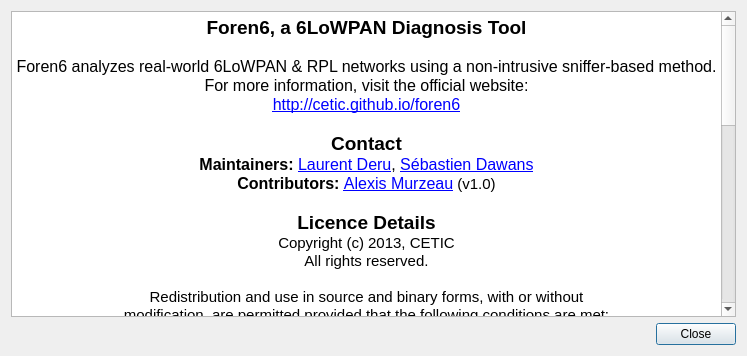
Old version of the form About.ui in the repository cetic/foren6-gui-qt.
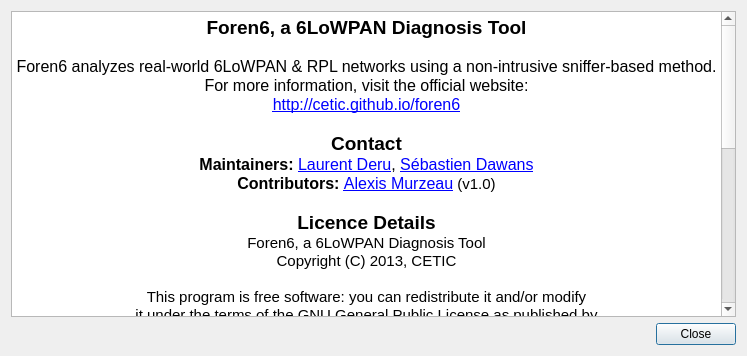
New version of the form.

Commit message: Adapt Licence in About Dialog

The edit to the form file:
```diff
--- a/About.ui
+++ b/About.ui
@@ -73,30 +73,21 @@
 &lt;p align=&quot;center&quot; style=&quot; margin-top:0px; margin-bottom:0px; margin-left:0px; margin-right:0px; -qt-block-indent:0; text-indent:0px;&quot;&gt;&lt;span style=&quot; font-size:12pt; font-weight:600;&quot;&gt;Contributors: &lt;/span&gt;&lt;a href=&quot;mailto:amurzeau@gmail.com?subject=Foren6 inquiry - &quot;&gt;&lt;span style=&quot; font-size:12pt; text-decoration: underline; color:#0000ff;&quot;&gt;Alexis Murzeau&lt;/span&gt;&lt;/a&gt; (v1.0)&lt;/p&gt;
 &lt;p style=&quot;-qt-paragraph-type:empty; margin-top:0px; margin-bottom:0px; margin-left:0px; margin-right:0px; -qt-block-indent:0; text-indent:0px;&quot;&gt;&lt;br /&gt;&lt;/p&gt;
 &lt;p align=&quot;center&quot; style=&quot; margin-top:0px; margin-bottom:0px; margin-left:0px; margin-right:0px; -qt-block-indent:0; text-indent:0px;&quot;&gt;&lt;span style=&quot; font-size:14pt; font-weight:600;&quot;&gt;Licence Details&lt;/span&gt;&lt;/p&gt;
-&lt;p align=&quot;center&quot; style=&quot; margin-top:0px; margin-bottom:0px; margin-left:0px; margin-right:0px; -qt-block-indent:0; text-indent:0px;&quot;&gt;Copyright (c) 2013, CETIC&lt;/p&gt;
-&lt;p align=&quot;center&quot; style=&quot; margin-top:0px; margin-bottom:0px; margin-left:0px; margin-right:0px; -qt-block-indent:0; text-indent:0px;&quot;&gt;All rights reserved.&lt;/p&gt;
-&lt;p style=&quot;-qt-paragraph-type:empty; margin-top:0px; margin-bottom:0px; margin-left:0px; margin-right:0px; -qt-block-indent:0; text-indent:0px;&quot;&gt;&lt;br /&gt;&lt;/p&gt;
-&lt;p align=&quot;center&quot; style=&quot; margin-top:0px; margin-bottom:0px; margin-left:0px; margin-right:0px; -qt-block-indent:0; text-indent:0px;&quot;&gt;Redistribution and use in source and binary forms, with or without&lt;/p&gt;
-&lt;p align=&quot;center&quot; style=&quot; margin-top:0px; margin-bottom:0px; margin-left:0px; margin-right:0px; -qt-block-indent:0; text-indent:0px;&quot;&gt;modification, are permitted provided that the following conditions are met:&lt;/p&gt;
-&lt;p align=&quot;center&quot; style=&quot; margin-top:0px; margin-bottom:0px; margin-left:0px; margin-right:0px; -qt-block-indent:0; text-indent:0px;&quot;&gt;    1. Redistributions of source code must retain the above copyright&lt;/p&gt;
-&lt;p align=&quot;center&quot; style=&quot; margin-top:0px; margin-bottom:0px; margin-left:0px; margin-right:0px; -qt-block-indent:0; text-indent:0px;&quot;&gt;      notice, this list of conditions and the following disclaimer.&lt;/p&gt;
-&lt;p align=&quot;center&quot; style=&quot; margin-top:0px; margin-bottom:0px; margin-left:0px; margin-right:0px; -qt-block-indent:0; text-indent:0px;&quot;&gt;    2. Redistributions in binary form must reproduce the above copyright&lt;/p&gt;
-&lt;p align=&quot;center&quot; style=&quot; margin-top:0px; margin-bottom:0px; margin-left:0px; margin-right:0px; -qt-block-indent:0; text-indent:0px;&quot;&gt;      notice, this list of conditions and the following disclaimer in the&lt;/p&gt;
-&lt;p align=&quot;center&quot; style=&quot; margin-top:0px; margin-bottom:0px; margin-left:0px; margin-right:0px; -qt-block-indent:0; text-indent:0px;&quot;&gt;      documentation and/or other materials provided with the distribution.&lt;/p&gt;
-&lt;p align=&quot;center&quot; style=&quot; margin-top:0px; margin-bottom:0px; margin-left:0px; margin-right:0px; -qt-block-indent:0; text-indent:0px;&quot;&gt;    3. Neither the name of the authors nor the&lt;/p&gt;
-&lt;p align=&quot;center&quot; style=&quot; margin-top:0px; margin-bottom:0px; margin-left:0px; margin-right:0px; -qt-block-indent:0; text-indent:0px;&quot;&gt;      names of its contributors may be used to endorse or promote products&lt;/p&gt;
-&lt;p align=&quot;center&quot; style=&quot; margin-top:0px; margin-bottom:0px; margin-left:0px; margin-right:0px; -qt-block-indent:0; text-indent:0px;&quot;&gt;      derived from this software without specific prior written permission.&lt;/p&gt;
+&lt;p align=&quot;center&quot; style=&quot; margin-top:0px; margin-bottom:0px; margin-left:0px; margin-right:0px; -qt-block-indent:0; text-indent:0px;&quot;&gt;Foren6, a 6LoWPAN Diagnosis Tool&lt;/p&gt;
+&lt;p align=&quot;center&quot; style=&quot; margin-top:0px; margin-bottom:0px; margin-left:0px; margin-right:0px; -qt-block-indent:0; text-indent:0px;&quot;&gt;Copyright (C) 2013, CETIC&lt;/p&gt;
 &lt;p align=&quot;center&quot; style=&quot;-qt-paragraph-type:empty; margin-top:0px; margin-bottom:0px; margin-left:0px; margin-right:0px; -qt-block-indent:0; text-indent:0px;&quot;&gt;&lt;br /&gt;&lt;/p&gt;
-&lt;p align=&quot;center&quot; style=&quot; margin-top:0px; margin-bottom:0px; margin-left:0px; margin-right:0px; -qt-block-indent:0; text-indent:0px;&quot;&gt;THIS SOFTWARE IS PROVIDED BY THE COPYRIGHT HOLDERS AND CONTRIBUTORS &amp;quot;AS IS&amp;quot; AND&lt;/p&gt;
-&lt;p align=&quot;center&quot; style=&quot; margin-top:0px; margin-bottom:0px; margin-left:0px; margin-right:0px; -qt-block-indent:0; text-indent:0px;&quot;&gt;ANY EXPRESS OR IMPLIED WARRANTIES, INCLUDING, BUT NOT LIMITED TO, THE IMPLIED&lt;/p&gt;
-&lt;p align=&quot;center&quot; style=&quot; margin-top:0px; margin-bottom:0px; margin-left:0px; margin-right:0px; -qt-block-indent:0; text-indent:0px;&quot;&gt;WARRANTIES OF MERCHANTABILITY AND FITNESS FOR A PARTICULAR PURPOSE ARE&lt;/p&gt;
-&lt;p align=&quot;center&quot; style=&quot; margin-top:0px; margin-bottom:0px; margin-left:0px; margin-right:0px; -qt-block-indent:0; text-indent:0px;&quot;&gt;DISCLAIMED. IN NO EVENT SHALL THE AUTHORS BE LIABLE FOR ANY&lt;/p&gt;
-&lt;p align=&quot;center&quot; style=&quot; margin-top:0px; margin-bottom:0px; margin-left:0px; margin-right:0px; -qt-block-indent:0; text-indent:0px;&quot;&gt;DIRECT, INDIRECT, INCIDENTAL, SPECIAL, EXEMPLARY, OR CONSEQUENTIAL DAMAGES&lt;/p&gt;
-&lt;p align=&quot;center&quot; style=&quot; margin-top:0px; margin-bottom:0px; margin-left:0px; margin-right:0px; -qt-block-indent:0; text-indent:0px;&quot;&gt;(INCLUDING, BUT NOT LIMITED TO, PROCUREMENT OF SUBSTITUTE GOODS OR SERVICES;&lt;/p&gt;
-&lt;p align=&quot;center&quot; style=&quot; margin-top:0px; margin-bottom:0px; margin-left:0px; margin-right:0px; -qt-block-indent:0; text-indent:0px;&quot;&gt;LOSS OF USE, DATA, OR PROFITS; OR BUSINESS INTERRUPTION) HOWEVER CAUSED AND&lt;/p&gt;
-&lt;p align=&quot;center&quot; style=&quot; margin-top:0px; margin-bottom:0px; margin-left:0px; margin-right:0px; -qt-block-indent:0; text-indent:0px;&quot;&gt;ON ANY THEORY OF LIABILITY, WHETHER IN CONTRACT, STRICT LIABILITY, OR TORT&lt;/p&gt;
-&lt;p align=&quot;center&quot; style=&quot; margin-top:0px; margin-bottom:0px; margin-left:0px; margin-right:0px; -qt-block-indent:0; text-indent:0px;&quot;&gt;(INCLUDING NEGLIGENCE OR OTHERWISE) ARISING IN ANY WAY OUT OF THE USE OF THIS&lt;/p&gt;
-&lt;p align=&quot;center&quot; style=&quot; margin-top:0px; margin-bottom:0px; margin-left:0px; margin-right:0px; -qt-block-indent:0; text-indent:0px;&quot;&gt;SOFTWARE, EVEN IF ADVISED OF THE POSSIBILITY OF SUCH DAMAGE.&lt;/p&gt;
+&lt;p align=&quot;center&quot; style=&quot; margin-top:0px; margin-bottom:0px; margin-left:0px; margin-right:0px; -qt-block-indent:0; text-indent:0px;&quot;&gt;This program is free software: you can redistribute it and/or modify&lt;/p&gt;
+&lt;p align=&quot;center&quot; style=&quot; margin-top:0px; margin-bottom:0px; margin-left:0px; margin-right:0px; -qt-block-indent:0; text-indent:0px;&quot;&gt;it under the terms of the GNU General Public License as published by&lt;/p&gt;
+&lt;p align=&quot;center&quot; style=&quot; margin-top:0px; margin-bottom:0px; margin-left:0px; margin-right:0px; -qt-block-indent:0; text-indent:0px;&quot;&gt;the Free Software Foundation, either version 3 of the License, or&lt;/p&gt;
+&lt;p align=&quot;center&quot; style=&quot; margin-top:0px; margin-bottom:0px; margin-left:0px; margin-right:0px; -qt-block-indent:0; text-indent:0px;&quot;&gt;(at your option) any later version.&lt;/p&gt;
+&lt;p align=&quot;center&quot; style=&quot;-qt-paragraph-type:empty; margin-top:0px; margin-bottom:0px; margin-left:0px; margin-right:0px; -qt-block-indent:0; text-indent:0px;&quot;&gt;&lt;br /&gt;&lt;/p&gt;
+&lt;p align=&quot;center&quot; style=&quot; margin-top:0px; margin-bottom:0px; margin-left:0px; margin-right:0px; -qt-block-indent:0; text-indent:0px;&quot;&gt;This program is distributed in the hope that it will be useful,&lt;/p&gt;
+&lt;p align=&quot;center&quot; style=&quot; margin-top:0px; margin-bottom:0px; margin-left:0px; margin-right:0px; -qt-block-indent:0; text-indent:0px;&quot;&gt;but WITHOUT ANY WARRANTY; without even the implied warranty of&lt;/p&gt;
+&lt;p align=&quot;center&quot; style=&quot; margin-top:0px; margin-bottom:0px; margin-left:0px; margin-right:0px; -qt-block-indent:0; text-indent:0px;&quot;&gt;MERCHANTABILITY or FITNESS FOR A PARTICULAR PURPOSE.  See the&lt;/p&gt;
+&lt;p align=&quot;center&quot; style=&quot; margin-top:0px; margin-bottom:0px; margin-left:0px; margin-right:0px; -qt-block-indent:0; text-indent:0px;&quot;&gt;GNU General Public License for more details.&lt;/p&gt;
+&lt;p align=&quot;center&quot; style=&quot;-qt-paragraph-type:empty; margin-top:0px; margin-bottom:0px; margin-left:0px; margin-right:0px; -qt-block-indent:0; text-indent:0px;&quot;&gt;&lt;br /&gt;&lt;/p&gt;
+&lt;p align=&quot;center&quot; style=&quot; margin-top:0px; margin-bottom:0px; margin-left:0px; margin-right:0px; -qt-block-indent:0; text-indent:0px;&quot;&gt;You should have received a copy of the GNU General Public License&lt;/p&gt;
+&lt;p align=&quot;center&quot; style=&quot; margin-top:0px; margin-bottom:0px; margin-left:0px; margin-right:0px; -qt-block-indent:0; text-indent:0px;&quot;&gt;along with this program.  If not, see &amp;lt;http://www.gnu.org/licenses/&amp;gt;.&lt;/p&gt;
 &lt;p align=&quot;center&quot; style=&quot;-qt-paragraph-type:empty; margin-top:0px; margin-bottom:0px; margin-left:0px; margin-right:0px; -qt-block-indent:0; text-indent:0px;&quot;&gt;&lt;br /&gt;&lt;/p&gt;
 &lt;p align=&quot;center&quot; style=&quot; margin-top:0px; margin-bottom:0px; margin-left:0px; margin-right:0px; -qt-block-indent:0; text-indent:0px;&quot;&gt;&lt;span style=&quot; font-size:14pt; font-weight:600;&quot;&gt;Acknowledgements&lt;/span&gt;&lt;/p&gt;
 &lt;p align=&quot;center&quot; style=&quot; margin-top:0px; margin-bottom:0px; margin-left:0px; margin-right:0px; -qt-block-indent:0; text-indent:0px;&quot;&gt;&lt;span style=&quot; font-size:12pt;&quot;&gt;All icons used are free for commercial use.&lt;/span&gt;&lt;/p&gt;
```
